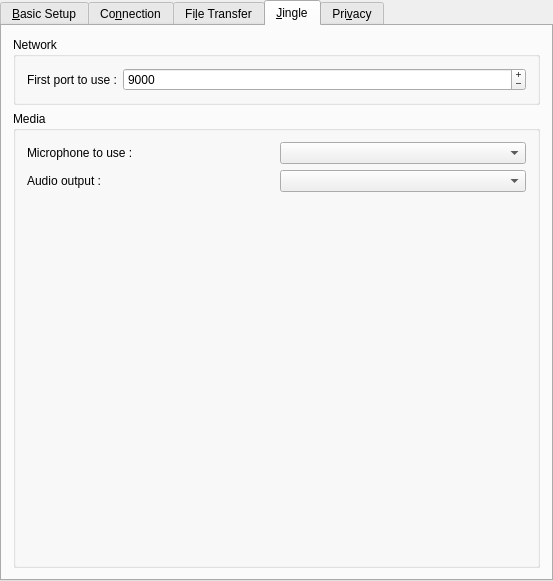
Before: the Qt Designer form protocols/jabber/ui/dlgjabbereditaccountwidget.ui in KDE/kopete, drawn with Qt 5.
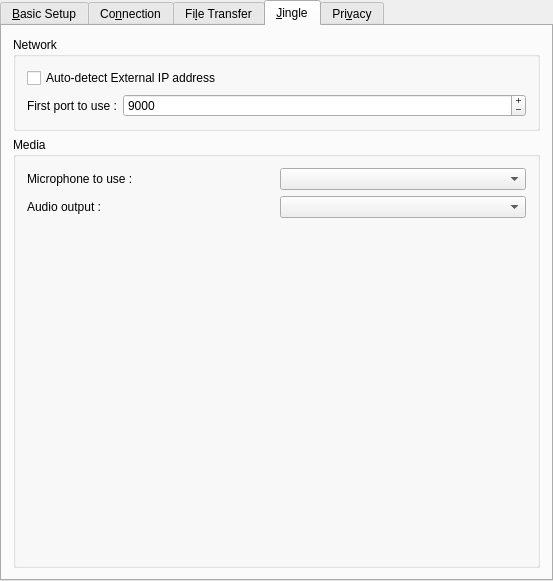
After: the same form once the commit is applied. The open tabs and pages were chosen to show the change. Custom widgets are drawn as their Qt base class.

Commit message: * Use KIO in kopete instead of QHttp in Iris;  * Let the user configure external IP auto detect;  * Update time in Jingle calls GUI;  * Properly set new state in GUI when changes happen.

```diff
--- a/protocols/jabber/ui/dlgjabbereditaccountwidget.ui
+++ b/protocols/jabber/ui/dlgjabbereditaccountwidget.ui
@@ -742,6 +742,13 @@
            </property>
            <layout class="QVBoxLayout" name="verticalLayout" >
             <item>
+             <widget class="QCheckBox" name="autoDetectIPBox" >
+              <property name="text" >
+               <string>Auto-detect External IP address</string>
+              </property>
+             </widget>
+	    </item>
+	    <item>
              <layout class="QHBoxLayout" name="horizontalLayout" >
               <item>
                <widget class="QLabel" name="label" >
```
The commit also changes 10 other files.
